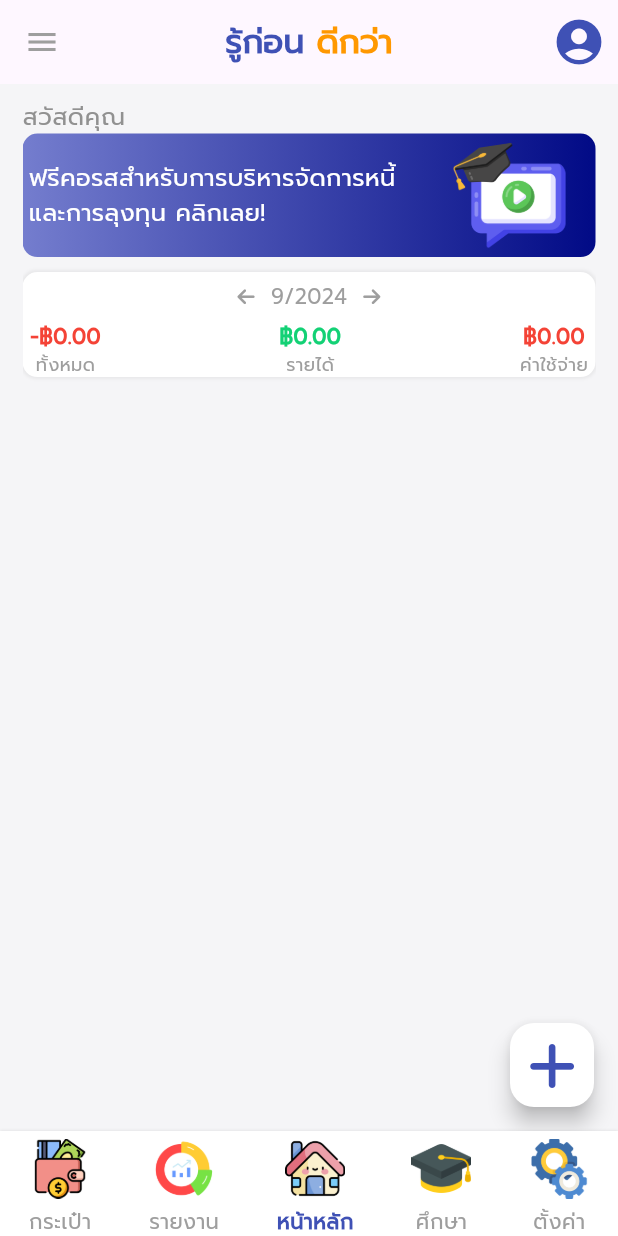
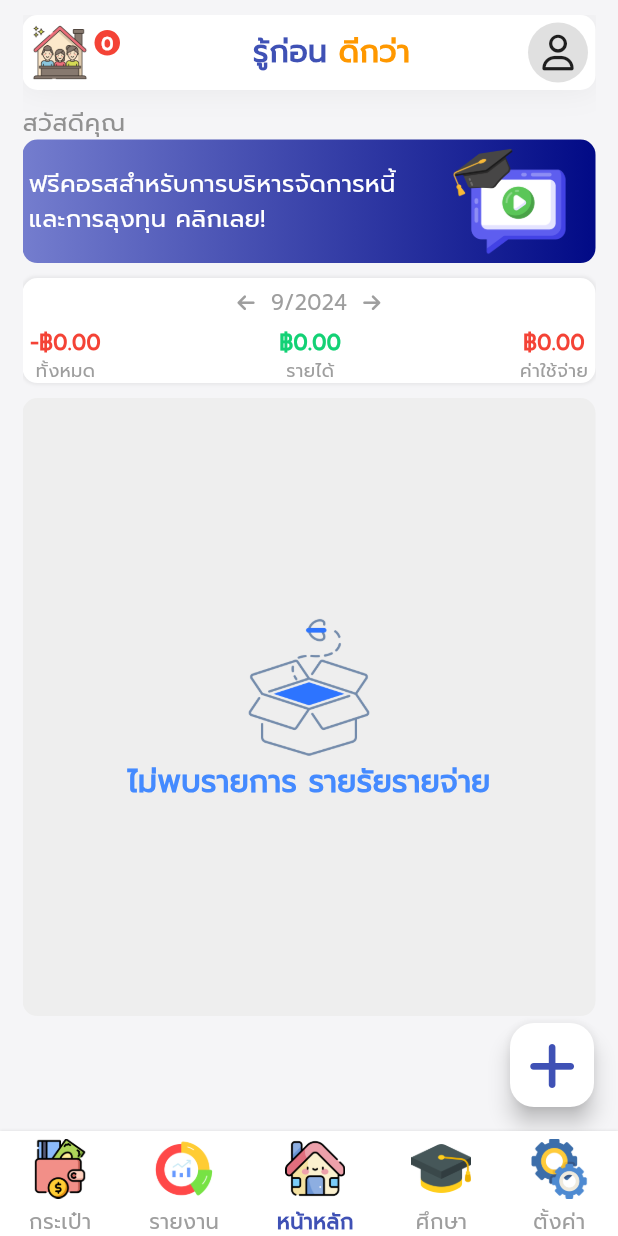
Before and after one commit to sixsixsixzac/srvcgit, a Flutter app: the HomePage screen opened directly, on a phone screen of 412 x 824 dp. Run offline on Flutter 3.47's test engine with Material 3 defaults, Android fonts, the phone set to English and light mode, and no system bars; drawn by our look-alikes of auto_size_text; our stand-ins replace font_awesome_flutter, quickalert, shared_preferences; accounts and stored records are empty; network calls fail.

Commit message:
new home page

```diff
--- a/lib/Pages/HomePage.dart
+++ b/lib/Pages/HomePage.dart
@@ -27,55 +27,47 @@ class _HomePageState extends State<HomePage> {
     const StudyPage(),
     const SettingPage(),
   ];
-  void logoutUser() {
-    Provider.of<AuthProvider>(context, listen: false).logout();
-
-    Navigator.of(context).pushAndRemoveUntil(
-      MaterialPageRoute(builder: (context) => const LoginPage()),
-      (Route<dynamic> route) => false,
-    );
-  }
 
   @override
   Widget build(BuildContext context) {
     final indexProvider = Provider.of<IndexProvider>(context);
     return Scaffold(
         backgroundColor: HexColor("#f5f5f7"),
-        appBar: AppBar(
-          leading: const Icon(
-            Icons.menu,
-            color: Colors.grey,
-          ),
-          title: const AutoSizeText.rich(
-              TextSpan(
-                text: "รู้ก่อน",
-                style: TextStyle(fontFamily: 'thaifont', color: Colors.indigo, fontWeight: FontWeight.bold),
-                children: [
-                  TextSpan(
-                    text: " ดีกว่า",
-                    style: TextStyle(color: Colors.orange, fontFamily: 'thaifont', fontWeight: FontWeight.bold),
-                  ),
-                ],
-              ),
-              maxLines: 1,
-              minFontSize: 16,
-              maxFontSize: 46,
-              overflow: TextOverflow.ellipsis),
-          centerTitle: true,
-          actions: [
-            GestureDetector(
-              onTap: () {},
-              child: IconButton(
-                icon: const Icon(
-                  Icons.account_circle,
-                  size: 36,
-                  color: Colors.indigo,
-                ),
-                onPressed: () => logoutUser(),
-              ),
-            ),
-          ],
-        ),
+        // appBar: AppBar(
+        //   leading: const Icon(
+        //     Icons.menu,
+        //     color: Colors.grey,
+        //   ),
+        //   title: const AutoSizeText.rich(
+        //       TextSpan(
+        //         text: "รู้ก่อน",
+        //         style: TextStyle(fontFamily: 'thaifont', color: Colors.indigo, fontWeight: FontWeight.bold),
+        //         children: [
+        //           TextSpan(
+        //             text: " ดีกว่า",
+        //             style: TextStyle(color: Colors.orange, fontFamily: 'thaifont', fontWeight: FontWeight.bold),
+        //           ),
+        //         ],
+        //       ),
+        //       maxLines: 1,
+        //       minFontSize: 16,
+        //       maxFontSize: 46,
+        //       overflow: TextOverflow.ellipsis),
+        //   centerTitle: true,
+        //   actions: [
+        //     GestureDetector(
+        //       onTap: () {},
+        //       child: IconButton(
+        //         icon: const Icon(
+        //           Icons.account_circle,
+        //           size: 36,
+        //           color: Colors.indigo,
+        //         ),
+        //         onPressed: () => logoutUser(),
+        //       ),
+        //     ),
+        //   ],
+        // ),
         body: widgetPages[indexProvider.currentIndex],
         bottomNavigationBar: CustomButtonBar(
           defaultIndex: indexProvider.currentIndex,
--- a/lib/Pages/MainPage.dart
+++ b/lib/Pages/MainPage.dart
@@ -3,6 +3,7 @@ import 'package:flutter/material.dart';
 import 'package:font_awesome_flutter/font_awesome_flutter.dart';
 import 'package:provider/provider.dart';
 import 'package:srvc/Configs/URL.dart';
+import 'package:srvc/Pages/LoginPage.dart';
 import 'package:srvc/Services/HexColor.dart';
 import 'package:srvc/Pages/_AddExpense.dart';
 import 'package:srvc/Services/APIService.dart';
@@ -33,8 +34,14 @@ class _MainpageState extends State<Mainpage> {
     // logoutUser();
   }
 
-  void logoutUser() async {
-    await Provider.of<AuthProvider>(context, listen: false).logout();
+  void logoutUser() {
+    print("object");
+    Provider.of<AuthProvider>(context, listen: false).logout();
+
+    Navigator.of(context).pushAndRemoveUntil(
+      MaterialPageRoute(builder: (context) => const LoginPage()),
+      (Route<dynamic> route) => false,
+    );
   }
 
   void _loadUserData() async {
@@ -78,6 +85,83 @@ class _MainpageState extends State<Mainpage> {
           child: SingleChildScrollView(
             child: Column(
               children: [
+                Container(
+                  padding: const EdgeInsets.all(5),
+                  margin: const EdgeInsets.only(bottom: 10),
+                  decoration: BoxDecoration(
+                    borderRadius: BorderRadius.circular(10),
+                    color: Colors.white,
+                    boxShadow: [
+                      BoxShadow(
+                        color: Colors.black.withOpacity(0.05),
+                        spreadRadius: 1,
+                        blurRadius: 17,
+                      ),
+                    ],
+                  ),
+                  child: Row(
+                    mainAxisAlignment: MainAxisAlignment.spaceBetween,
+                    children: [
+                      SizedBox(
+                        height: 40,
+                        width: 70,
+                        child: Stack(
+                          children: [
+                            Image.asset('assets/images/icons/family-symbol.png'),
+                            Positioned(
+                              top: 5,
+                              right: 10,
+                              child: Container(
+                                width: 17,
+                                height: 17,
+                                decoration: BoxDecoration(
+                                  borderRadius: BorderRadius.circular(50),
+                                  color: Colors.red,
+                                ),
+                                child: const Center(
+                                  child: AutoSizeText(
+                                    '0',
+                                    maxLines: 1,
+                                    minFontSize: 12,
+                                    maxFontSize: 14,
+                                    style: TextStyle(color: Colors.white, fontFamily: 'thaifont', fontWeight: FontWeight.bold),
+                                  ),
+                                ),
+                              ),
+                            ),
+                          ],
+                        ),
+                      ),
+                      const AutoSizeText.rich(
+                          TextSpan(
+                            text: "รู้ก่อน",
+                            style: TextStyle(fontFamily: 'thaifont', color: Colors.indigo, fontWeight: FontWeight.bold),
+                            children: [
+                              TextSpan(
+                                text: " ดีกว่า",
+                                style: TextStyle(color: Colors.orange, fontFamily: 'thaifont', fontWeight: FontWeight.bold),
+                              ),
+                            ],
+                          ),
+                          maxLines: 1,
+                          minFontSize: 20,
+                          maxFontSize: 46,
+                          overflow: TextOverflow.ellipsis),
+                      GestureDetector(
+                        onTap: () => logoutUser(),
+                        child: Container(
+                          height: 40,
+                          width: 40,
+                          decoration: BoxDecoration(
+                            color: Colors.grey[300],
+                            borderRadius: BorderRadius.circular(50),
+                          ),
+                          child: const Icon(FontAwesomeIcons.user),
+                        ),
+                      ),
+                    ],
+                  ),
+                ),
                 Row(
                   children: [
                     AutoSizeText(
@@ -128,9 +212,11 @@ class _MainpageState extends State<Mainpage> {
                         ),
                         Expanded(
                           flex: 3,
-                          child: Image.asset(
-                            'assets/images/icons/lern.png',
-                            fit: BoxFit.contain,
+                          child: GestureDetector(
+                            child: Image.asset(
+                              'assets/images/icons/lern.png',
+                              fit: BoxFit.contain,
+                            ),
                           ),
                         ),
                       ],
@@ -240,6 +326,37 @@ class _MainpageState extends State<Mainpage> {
                   height: MediaQuery.of(context).size.height * 1,
                   child: Column(
                     children: [
+                      if (expenses.isEmpty)
+                        Container(
+                          width: MediaQuery.of(context).size.width * 1,
+                          height: MediaQuery.of(context).size.height * 0.5,
+                          decoration: BoxDecoration(
+                            borderRadius: const BorderRadius.all(
+                              Radius.circular(10),
+                            ),
+                            color: Colors.grey[200],
+                          ),
+                          child: Column(
+                            mainAxisAlignment: MainAxisAlignment.center,
+                            children: [
+                              Image.asset(
+                                'assets/images/icons/empty-folder.png',
+                                height: 100,
+                              ),
+                              const AutoSizeText(
+                                "ไม่พบรายการ รายรัยรายจ่าย",
+                                maxLines: 1,
+                                minFontSize: 20,
+                                maxFontSize: 30,
+                                style: TextStyle(
+                                  fontFamily: 'thaifont',
+                                  color: Colors.blueAccent,
+                                  fontWeight: FontWeight.bold,
+                                ),
+                              ),
+                            ],
+                          ),
+                        ),
                       ...List.generate(
                           expenses.length,
                           (index) => _ExpenseContainer(
--- a/lib/main.dart
+++ b/lib/main.dart
@@ -1,6 +1,7 @@
 import 'package:flutter/material.dart';
 import 'package:srvc/Auth/AuthController.dart';
 import 'package:provider/provider.dart';
+import 'package:srvc/Pages/LoginPage.dart';
 import 'package:srvc/Services/IndexProvider.dart';
 import 'package:srvc/Services/auth_provider.dart';
 
@@ -8,8 +9,8 @@ void main() {
   runApp(
     MultiProvider(
       providers: [
-        ChangeNotifierProvider(create: (context) => AuthProvider()),
-        ChangeNotifierProvider(create: (context) => IndexProvider()),
+        ChangeNotifierProvider(create: (_) => AuthProvider()),
+        ChangeNotifierProvider(create: (_) => IndexProvider()),
       ],
       child: const MyApp(),
     ),
```
Also changed, not shown: assets/images/icons/empty-folder.png (added), assets/images/icons/family-symbol.png (added).
